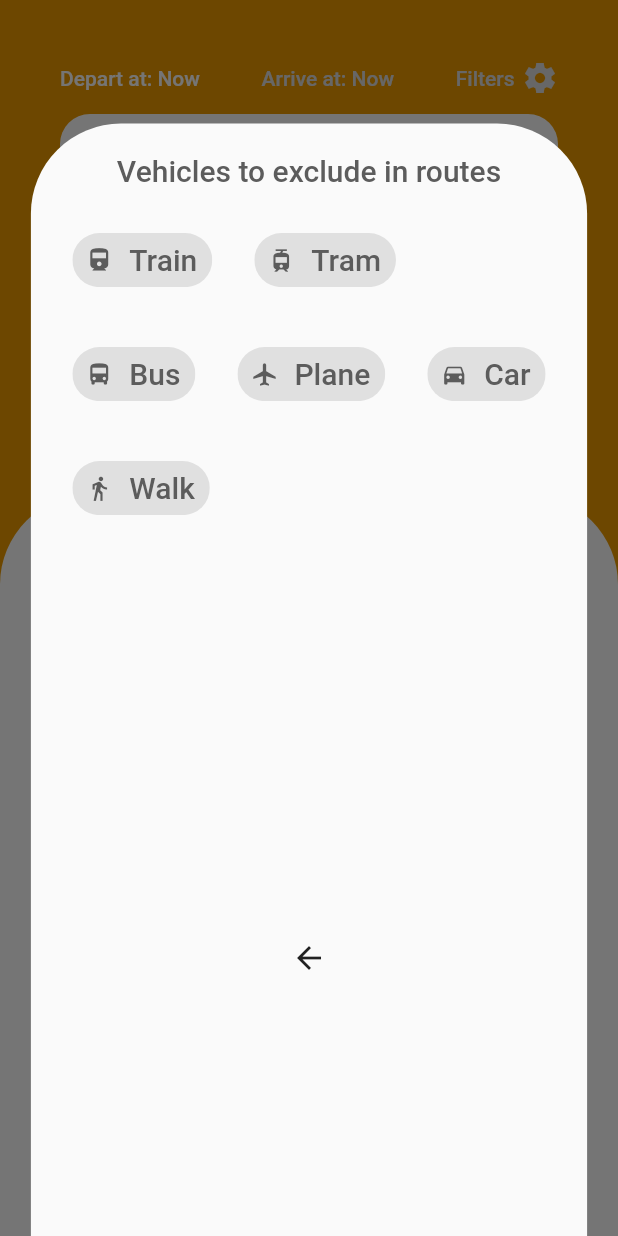
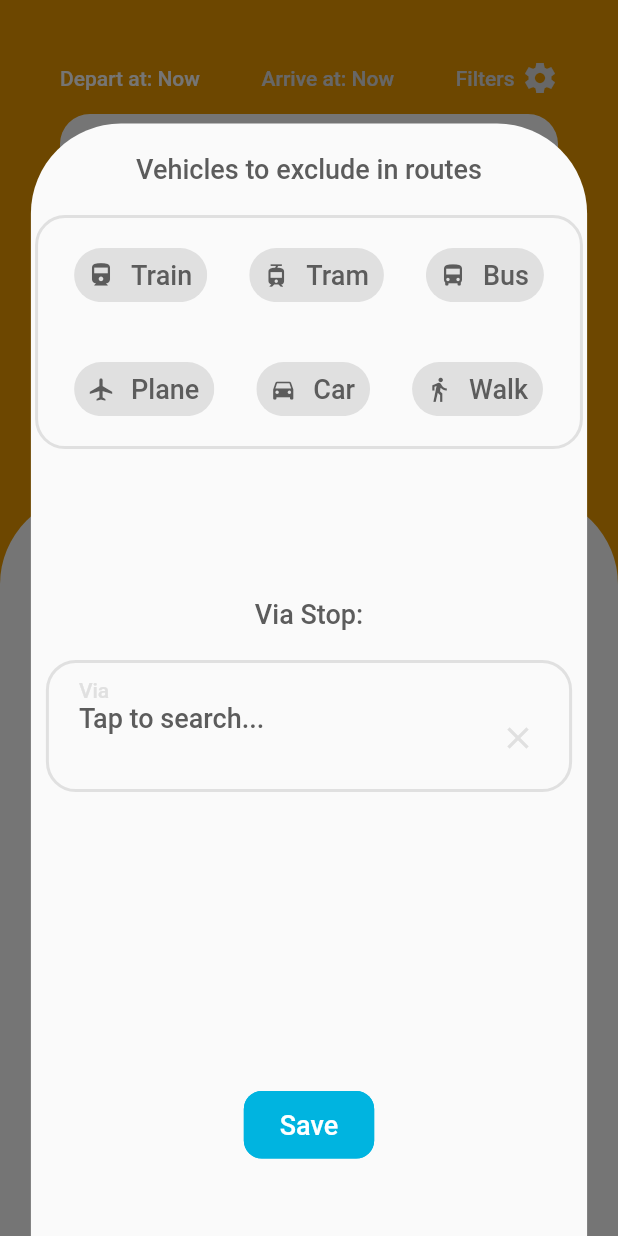
Before and after one commit to eleven3000/Lanes, a Flutter app: the screen it shows after launch, after a tap on "Filters", on a phone screen of 412 x 824 dp. Run offline on Flutter 3.47's test engine with Material 2 defaults, Android fonts, the phone set to English and light mode, and no system bars; drawn by our look-alikes of dropdown_search; our stand-ins replace auto_size_text, chopper, flutter_riverpod, flutter_spinkit, hive, hive_flutter and 1 more; accounts and stored records are empty; generated files the repository leaves out were written again.

Commit message:
Extended Filter sheet

```diff
--- a/lib/main.dart
+++ b/lib/main.dart
@@ -1,14 +1,23 @@
+import 'package:chopper/chopper.dart';
 import 'package:flutter/material.dart';
 import 'package:flutter_riverpod/flutter_riverpod.dart';
 import 'package:hive_flutter/hive_flutter.dart';
 import 'package:lanes/screens/route_planner_screen.dart';
 
 import 'models/stop_store_object.dart';
+import 'services/stopsService.dart';
+import 'services/tripsService.dart';
+
+late final chopper;
 
 void main() async {
   await Hive.initFlutter();
   Hive.registerAdapter(StopStoreObjectAdapter());
   await Hive.openBox<StopStoreObject>('recent');
+  chopper = ChopperClient(
+    baseUrl: "https://api.lanesapp.de",
+    services: [StopsService.create(), TripsService.create()],
+  );
   runApp(ProviderScope(child: MyApp()));
 }
 
--- a/lib/models/routeParameters.dart
+++ b/lib/models/routeParameters.dart
@@ -3,28 +3,38 @@ import 'package:flutter_riverpod/flutter_riverpod.dart';
 import 'package:lanes/models/mot_type.dart';
 import 'package:lanes/models/stop.dart';
 
-final routeParametersProvider = StateProvider<RouteParameters>((ref) => RouteParameters());
+final routeParametersProvider =
+    StateProvider<RouteParameters>((ref) => RouteParameters());
 
 class RouteParameters {
   Stop? from;
   Stop? to;
+  Stop? via;
   DateTime? departAt;
   DateTime? arriveAt;
   List<MOTType>? filteredTypes;
 
-  RouteParameters({this.from, this.to, this.departAt, this.arriveAt, this.filteredTypes});
+  RouteParameters(
+      {this.from, this.to, this.via, this.departAt, this.arriveAt, this.filteredTypes});
 }
 
-Future<DateTime?> showDateTimePicker({required BuildContext context,
- required DateTime initialDate, required DateTime firstDate, required DateTime lastDate}) async{
-
-  var date = await showDatePicker(context: context,
-   initialDate: initialDate, firstDate: firstDate, lastDate: lastDate,);
-  if(date == null){
+Future<DateTime?> showDateTimePicker(
+    {required BuildContext context,
+    required DateTime initialDate,
+    required DateTime firstDate,
+    required DateTime lastDate}) async {
+  var date = await showDatePicker(
+    context: context,
+    initialDate: initialDate,
+    firstDate: firstDate,
+    lastDate: lastDate,
+  );
+  if (date == null) {
     return null;
   }
-  var time = await showTimePicker(context: context, initialTime: TimeOfDay.fromDateTime(initialDate));
-  if(time == null){
+  var time = await showTimePicker(
+      context: context, initialTime: TimeOfDay.fromDateTime(initialDate));
+  if (time == null) {
     return null;
   }
 
--- a/lib/services/stopsService.dart
+++ b/lib/services/stopsService.dart
@@ -12,10 +12,8 @@ abstract class StopsService extends ChopperService {
   static StopsService create([ChopperClient? client]) => _$StopsService(client);
 
   @Get()
-  Future<Response> _getStops(
-    @Query("query") String query,
-    @Query("limit") int limit,
-    @Query("resultTypes") String resultTypes);
+  Future<Response> _getStops(@Query("query") String query,
+      @Query("limit") int limit, @Query("resultTypes") String resultTypes);
 
   Future<List<Stop>> getStops(String query, int limit,
       {List<String> resultTypes = const ["STOP"]}) async {
--- a/lib/style/style.dart
+++ b/lib/style/style.dart
@@ -22,13 +22,13 @@ TextStyle defaultBlack =
 TextStyle defaultBlue =
     TextStyle(color: lightBlue, fontSize: 14, fontFamily: "Roboto");
 TextStyle largeLightGrey =
-    TextStyle(color: lightGrey, fontSize: 20, fontFamily: "Roboto");
+    TextStyle(color: lightGrey, fontSize: 18, fontFamily: "Roboto");
 TextStyle largeDarkGrey =
-    TextStyle(color: darkGrey, fontSize: 20, fontFamily: "Roboto");
+    TextStyle(color: darkGrey, fontSize: 18, fontFamily: "Roboto");
 TextStyle largeWhite =
-    TextStyle(color: white, fontSize: 20, fontFamily: "Roboto");
+    TextStyle(color: white, fontSize: 18, fontFamily: "Roboto");
 TextStyle largeBlack =
-    TextStyle(color: eBlack, fontSize: 20, fontFamily: "Roboto");
+    TextStyle(color: eBlack, fontSize: 18, fontFamily: "Roboto");
 TextStyle headlineDarkGrey =
     TextStyle(color: darkGrey, fontSize: 40, fontFamily: "Roboto");
 
@@ -40,3 +40,12 @@ ButtonStyle orangeButtonRoundedStyle = ButtonStyle(
         RoundedRectangleBorder(
             borderRadius: BorderRadius.circular(12.0),
             side: BorderSide(color: lightOrange))));
+
+ButtonStyle blueButtonRoundedStyle = ButtonStyle(
+    backgroundColor: MaterialStateProperty.all<Color>(lightBlue),
+    padding: MaterialStateProperty.all<EdgeInsetsGeometry>(
+        EdgeInsets.symmetric(vertical: 12, horizontal: 24)),
+    shape: MaterialStateProperty.all<RoundedRectangleBorder>(
+        RoundedRectangleBorder(
+            borderRadius: BorderRadius.circular(12.0),
+            side: BorderSide(color: lightBlue))));
--- a/lib/widgets/extra_filter_sheet.dart
+++ b/lib/widgets/extra_filter_sheet.dart
@@ -1,13 +1,22 @@
 import 'package:flutter/material.dart';
+import 'package:flutter_riverpod/flutter_riverpod.dart';
+import 'package:hive_flutter/hive_flutter.dart';
+import 'package:lanes/main.dart';
 import 'package:lanes/models/mot_type.dart';
+import 'package:lanes/models/routeParameters.dart';
+import 'package:lanes/models/stop_store_object.dart';
+import 'package:lanes/services/stopsService.dart';
 import 'package:lanes/style/style.dart';
+import 'package:lanes/widgets/stop_search_box.dart';
 
 class ExtraFilterSheet extends StatefulWidget {
   final List<MOTType>? filteredTypes;
+  final double width;
 
   ExtraFilterSheet({
     this.filteredTypes,
     Key? key,
+    required this.width,
   }) : super(key: key);
 
   @override
@@ -16,10 +25,14 @@ class ExtraFilterSheet extends StatefulWidget {
 
 class _ExtraFilterSheetState extends State<ExtraFilterSheet> {
   late List<MOTType> _filtersSet;
+  late Box<StopStoreObject> _box;
+  late var _stopsService;
 
   @override
   void initState() {
     _filtersSet = widget.filteredTypes ?? [];
+    _box = Hive.box('recent');
+    _stopsService = chopper.getService<StopsService>();
     super.initState();
   }
 
@@ -30,9 +43,11 @@ class _ExtraFilterSheetState extends State<ExtraFilterSheet> {
         child: FilterChip(
           backgroundColor: lightGrey,
           selectedColor: lightBlue,
-          labelPadding: EdgeInsets.symmetric(
-                      vertical: 2.0, horizontal: 6.0),
-          avatar: Icon(type.icon, color: darkGrey,),
+          labelPadding: EdgeInsets.symmetric(vertical: 2.0, horizontal: 6.0),
+          avatar: Icon(
+            type.icon,
+            color: darkGrey,
+          ),
           label: Text(type.name, style: largeDarkGrey),
           selected: _filtersSet.contains(type),
           onSelected: (bool value) {
@@ -56,32 +71,116 @@ class _ExtraFilterSheetState extends State<ExtraFilterSheet> {
         mainAxisAlignment: MainAxisAlignment.spaceBetween,
         children: [
           Expanded(
+              flex: 2,
               child: Column(
                 children: [
                   Padding(
                     padding: const EdgeInsets.all(20.0),
                     child: Center(
-                      child: Text( "Vehicles to exclude in routes",style: largeDarkGrey,),
+                      child: Text(
+                        "Vehicles to exclude in routes",
+                        style: largeDarkGrey,
                       ),
                     ),
-          Padding(
-            padding: const EdgeInsets.symmetric(horizontal: 20),
+                  ),
+                  Container(
+                    decoration: BoxDecoration(
+                        border: Border.all(width: 2, color: lightGrey),
+                        borderRadius: BorderRadius.circular(20)),
+                    child: Padding(
+                      padding: const EdgeInsets.symmetric(
+                          horizontal: 20, vertical: 10),
                       child: Wrap(
                           spacing: 20,
                           runSpacing: 20,
-              children:
-                motFilterWidgets.toList()
+                          children: motFilterWidgets.toList()),
                     ),
                   )
                 ],
               )),
-          Expanded(child: Container(
-            child: BackButton(
-              onPressed: (){
+          Expanded(
+              flex: 2,
+              child: Column(
+                children: [
+                  Padding(
+                    padding: const EdgeInsets.all(20.0),
+                    child: Center(
+                      child: Text(
+                        "Via Stop:",
+                        style: largeDarkGrey,
+                      ),
+                    ),
+                  ),
+                  Padding(
+                    padding: const EdgeInsets.symmetric(horizontal: 10),
+                    child: Container(
+                      decoration: BoxDecoration(
+                          border: Border.all(width: 2, color: lightGrey),
+                          borderRadius: BorderRadius.circular(20)),
+                      child: Padding(
+                        padding: const EdgeInsets.symmetric(
+                            horizontal: 20, vertical: 10),
+                        child: Column(
+                          crossAxisAlignment: CrossAxisAlignment.start,
+                          mainAxisAlignment: MainAxisAlignment.spaceEvenly,
+                          children: [
+                            Text(
+                              "Via",
+                              style: defaultLightGrey,
+                            ),
+                            Row(
+                              children: [
+                                Expanded(
+                                  flex: 8,
+                                  child: StopSearchBox(
+                                    stopsService: _stopsService,
+                                    width: widget.width,
+                                    box: _box,
+                                    searchType: SearchType.VIA,
+                                  ),
+                                ),
+                                Expanded(
+                                  child: Consumer(
+                                    builder: (context, ref, child) {
+                                      return IconButton(
+                                          onPressed: () {
+                                            setState(() {
+                                              ref
+                                                  .read(routeParametersProvider)
+                                                  .via = null;
+                                            });
+                                          },
+                                          icon: Icon(
+                                            Icons.clear,
+                                            color: lightGrey,
+                                          ));
+                                    },
+                                  ),
+                                )
+                              ],
+                            )
+                          ],
+                        ),
+                      ),
+                    ),
+                  )
+                ],
+              )),
+          Flexible(
+            flex: 1,
+            child: Center(
+              child: TextButton(
+                child: Text(
+                  "Save",
+                  style: largeWhite,
+                ),
+                style: blueButtonRoundedStyle,
+                onPressed: () {
                   Navigator.pop(context, _filtersSet);
                 },
               ),
-          ))
+            ),
+          )
         ],
       ),
     );
--- a/lib/widgets/filter_row.dart
+++ b/lib/widgets/filter_row.dart
@@ -99,7 +99,7 @@ class _FilterColumnState extends ConsumerState<FilterColumn> {
               )
             ],
           ),
-          onTap: () async{
+          onTap: () async {
             double height = MediaQuery.of(context).size.height;
             double width = MediaQuery.of(context).size.width;
             showModalBottomSheet(
@@ -114,19 +114,20 @@ class _FilterColumnState extends ConsumerState<FilterColumn> {
                 ),
               ),
               builder: (context) {
-                return ExtraFilterSheet(filteredTypes: params.filteredTypes,);
+                return ExtraFilterSheet(width: width,
+                  filteredTypes: params.filteredTypes,
+                );
               },
             ).then((value) {
               print(value);
               setState(() {
-                if(value is List<MOTType> && value.isNotEmpty){
+                if (value is List<MOTType> && value.isNotEmpty) {
                   params.filteredTypes = value;
                   enabled[2] = true;
-                }
-                else{
+                } else {
                   params.filteredTypes = null;
                   enabled[2] = false;
-               }
+                }
               });
             });
           },
--- a/lib/widgets/stop_search_box.dart
+++ b/lib/widgets/stop_search_box.dart
@@ -11,7 +11,7 @@ import 'package:lanes/models/stop_store_object.dart';
 import 'package:lanes/services/stopsService.dart';
 import 'package:lanes/style/style.dart';
 
-enum SearchType {FROM, TO}
+enum SearchType { FROM, TO, VIA }
 
 class StopSearchBox extends ConsumerWidget {
   const StopSearchBox(
@@ -36,6 +36,8 @@ class StopSearchBox extends ConsumerWidget {
           _selectedItem = ref.read(routeParametersProvider).from;
         } else if (searchType == SearchType.TO) {
           _selectedItem = ref.read(routeParametersProvider).to;
+        } else {
+          _selectedItem = ref.read(routeParametersProvider).via;
         }
         return DropdownSearch<Stop>(
           mode: Mode.DIALOG,
@@ -67,8 +69,10 @@ class StopSearchBox extends ConsumerWidget {
               }
               if (searchType == SearchType.FROM) {
                 ref.read(routeParametersProvider).from = newValue;
+              } else if (searchType == SearchType.TO) {
+                ref.read(routeParametersProvider).to = newValue;
               } else {
-                ref.read(routeParametersProvider).to = newValue;
+                ref.read(routeParametersProvider).via = newValue;
               }
             }
           },
```
Also changed, not shown: lib/models/mot_type.dart (+40 -40 lines), lib/widgets/chip_selector.dart (deleted, +0 -81 lines). Lines whose indentation alone changed are shown as unchanged.
